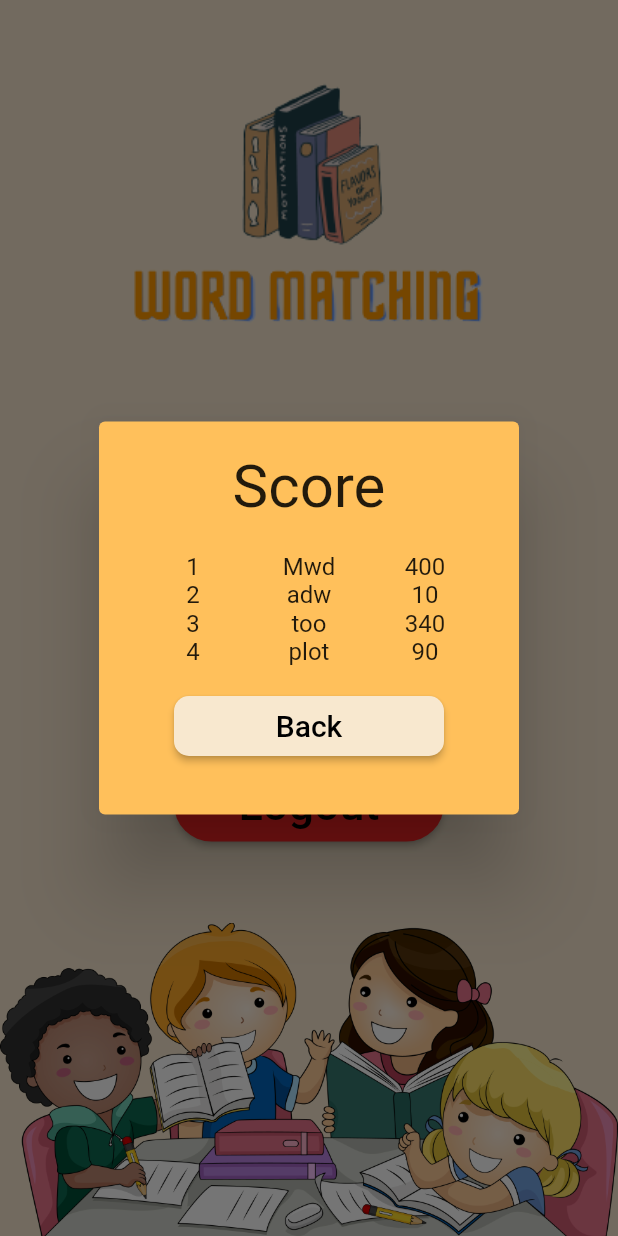
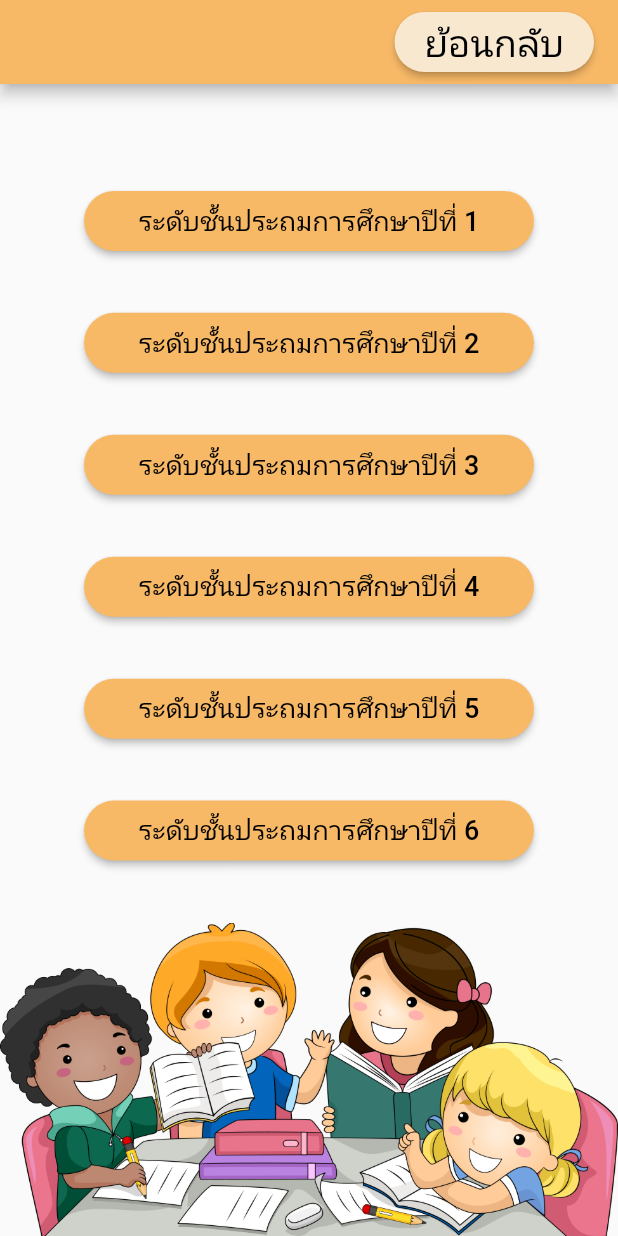
Before and after one commit to chettalek/word, a Flutter app: the playPage screen opened directly, after a tap on "Score", on a phone screen of 412 x 824 dp. Run offline on Flutter 3.47's test engine with Material 2 defaults, Android fonts, the phone set to English and light mode, and no system bars; our stand-ins replace firebase_core, google_sign_in, shared_preferences; accounts and stored records are empty; network calls fail.

Commit message:
add name
addname กับ score

```diff
--- a/lib/play.dart
+++ b/lib/play.dart
@@ -1,6 +1,7 @@
 import 'dart:math';
 
 import 'package:flutter/material.dart';
+import 'package:flutter_application_1/scoreview.dart';
 import 'package:flutter_application_1/signin.dart';
 import 'package:shared_preferences/shared_preferences.dart';
 
@@ -12,6 +13,22 @@ class playPage extends StatefulWidget {
 }
 
 class _playPageState extends State<playPage> {
+  String Fullname = "";
+  void getname() async {
+    final SharedPreferences prefs = await SharedPreferences.getInstance();
+
+    setState(() {
+      Fullname = prefs.getString('name') ?? "";
+    });
+  }
+
+  @override
+  void initState() {
+    // TODO: implement initState
+    super.initState();
+    getname();
+  }
+
   //แสดงข้อมูล
   @override
   Widget build(BuildContext context) {
@@ -23,6 +40,7 @@ class _playPageState extends State<playPage> {
             mainAxisAlignment: MainAxisAlignment.spaceBetween,
             children: [
               Image.asset('assets/images/WORD.png'),
+              Text('Welcome $Fullname'),
               Column(
                 children: [
                   SizedBox(
@@ -72,7 +90,11 @@ class _playPageState extends State<playPage> {
                     width: 180,
                     child: ElevatedButton(
                       onPressed: () {
-                        showscore();
+                        //showscore();
+                        Navigator.push(
+                            context,
+                            MaterialPageRoute(
+                                builder: (context) => scorePage()));
                       },
                       style: ElevatedButton.styleFrom(
                         backgroundColor: Color.fromARGB(255, 248, 185, 103),
--- a/lib/scoreview.dart
+++ b/lib/scoreview.dart
@@ -0,0 +1,157 @@
+import 'package:flutter/material.dart';
+
+class scorePage extends StatefulWidget {
+  const scorePage({super.key});
+
+  @override
+  State<scorePage> createState() => _scorePageState();
+}
+
+class _scorePageState extends State<scorePage> {
+  //แสดงข้อมูล
+  @override
+  Widget build(BuildContext context) {
+    return Scaffold(
+        appBar: AppBar(
+          automaticallyImplyLeading: false,
+          backgroundColor: Color.fromARGB(255, 248, 185, 103),
+          title: Row(
+            mainAxisAlignment: MainAxisAlignment.end,
+            children: [
+              SizedBox(
+                height: 40,
+                width: 133,
+                child: ElevatedButton(
+                  onPressed: () {
+                    Navigator.pop(context);
+                  }, //ฟังชั่นการกดปุ่ม
+                  style: ElevatedButton.styleFrom(
+                    backgroundColor: Color.fromARGB(255, 248, 232, 207),
+                    shape: RoundedRectangleBorder(
+                      borderRadius: BorderRadius.circular(30.0),
+                    ),
+                  ),
+                  child: const Text(
+                    'ย้อนกลับ',
+                    style: TextStyle(fontSize: 25),
+                  ),
+                ),
+              ),
+            ],
+          ),
+        ),
+        body: Center(
+          child: Column(
+            mainAxisAlignment: MainAxisAlignment.spaceBetween,
+            children: [
+              SizedBox(
+                height: 30,
+              ),
+              SizedBox(
+                height: 40,
+                width: 300,
+                child: ElevatedButton(
+                  onPressed: () {}, //ฟังชั่นการกดปุ่ม
+                  style: ElevatedButton.styleFrom(
+                    backgroundColor: Color.fromARGB(255, 248, 185, 103),
+                    shape: RoundedRectangleBorder(
+                      borderRadius: BorderRadius.circular(30.0),
+                    ),
+                  ),
+                  child: const Text(
+                    'ระดับชั้นประถมการศึกษาปีที่ 1',
+                    style: TextStyle(fontSize: 18),
+                  ),
+                ),
+              ),
+              SizedBox(
+                height: 40,
+                width: 300,
+                child: ElevatedButton(
+                  onPressed: () {}, //ฟังชั่นการกดปุ่ม
+                  style: ElevatedButton.styleFrom(
+                    backgroundColor: Color.fromARGB(255, 248, 185, 103),
+                    shape: RoundedRectangleBorder(
+                      borderRadius: BorderRadius.circular(30.0),
+                    ),
+                  ),
+                  child: const Text(
+                    'ระดับชั้นประถมการศึกษาปีที่ 2',
+                    style: TextStyle(fontSize: 18),
+                  ),
+                ),
+              ),
+              SizedBox(
+                height: 40,
+                width: 300,
+                child: ElevatedButton(
+                  onPressed: () {}, //ฟังชั่นการกดปุ่ม
+                  style: ElevatedButton.styleFrom(
+                    backgroundColor: Color.fromARGB(255, 248, 185, 103),
+                    shape: RoundedRectangleBorder(
+                      borderRadius: BorderRadius.circular(30.0),
+                    ),
+                  ),
+                  child: const Text(
+                    'ระดับชั้นประถมการศึกษาปีที่ 3',
+                    style: TextStyle(fontSize: 18),
+                  ),
+                ),
+              ),
+              SizedBox(
+                height: 40,
+                width: 300,
+                child: ElevatedButton(
+                  onPressed: () {}, //ฟังชั่นการกดปุ่ม
+                  style: ElevatedButton.styleFrom(
+                    backgroundColor: Color.fromARGB(255, 248, 185, 103),
+                    shape: RoundedRectangleBorder(
+                      borderRadius: BorderRadius.circular(30.0),
+                    ),
+                  ),
+                  child: const Text(
+                    'ระดับชั้นประถมการศึกษาปีที่ 4',
+                    style: TextStyle(fontSize: 18),
+                  ),
+                ),
+              ),
+              SizedBox(
+                height: 40,
+                width: 300,
+                child: ElevatedButton(
+                  onPressed: () {}, //ฟังชั่นการกดปุ่ม
+                  style: ElevatedButton.styleFrom(
+                    backgroundColor: Color.fromARGB(255, 248, 185, 103),
+                    shape: RoundedRectangleBorder(
+                      borderRadius: BorderRadius.circular(30.0),
+                    ),
+                  ),
+                  child: const Text(
+                    'ระดับชั้นประถมการศึกษาปีที่ 5',
+                    style: TextStyle(fontSize: 18),
+                  ),
+                ),
+              ),
+              SizedBox(
+                height: 40,
+                width: 300,
+                child: ElevatedButton(
+                  onPressed: () {}, //ฟังชั่นการกดปุ่ม
+                  style: ElevatedButton.styleFrom(
+                    backgroundColor: Color.fromARGB(255, 248, 185, 103),
+                    shape: RoundedRectangleBorder(
+                      borderRadius: BorderRadius.circular(30.0),
+                    ),
+                  ),
+                  child: const Text(
+                    'ระดับชั้นประถมการศึกษาปีที่ 6',
+                    style: TextStyle(fontSize: 18),
+                  ),
+                ),
+              ),
+              Image.asset('assets/images/homestu.png'),
+            ],
+          ),
+        ));
+  }
+}
```
Also changed, not shown: lib/category.dart (+1 -17 lines), lib/name.dart (+46 -4 lines), lib/signin.dart (+9 -7 lines).
